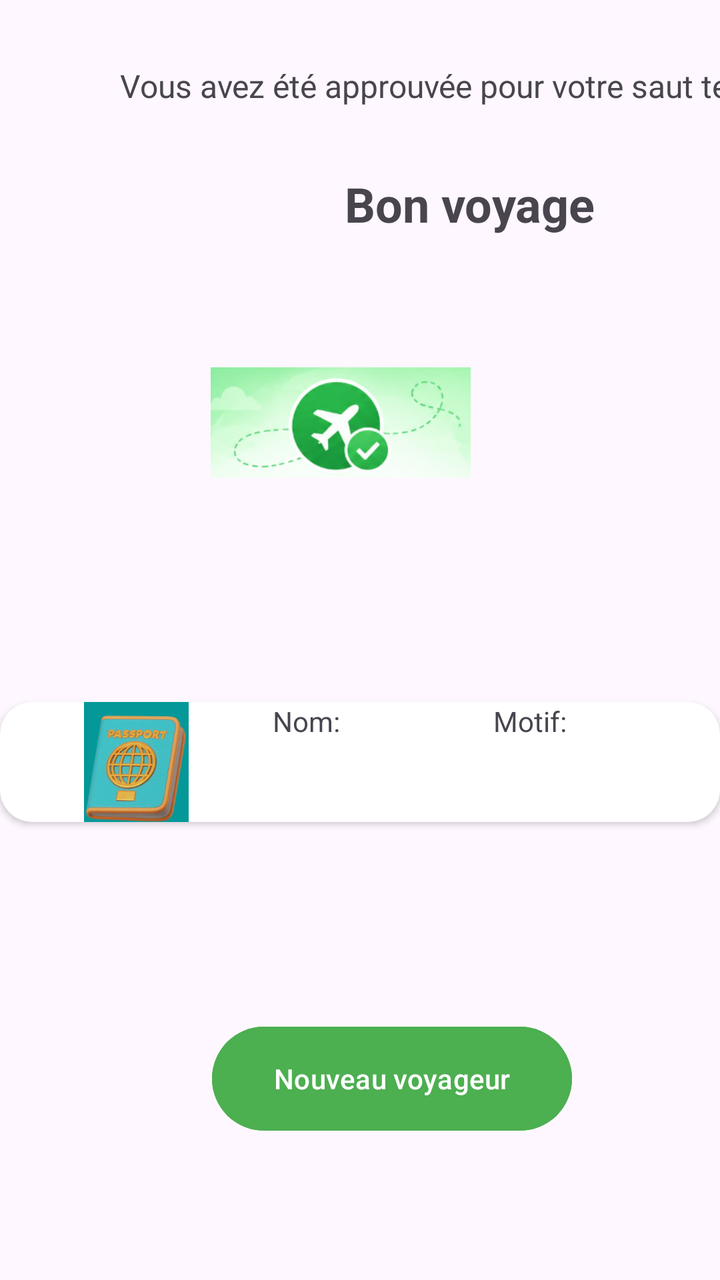
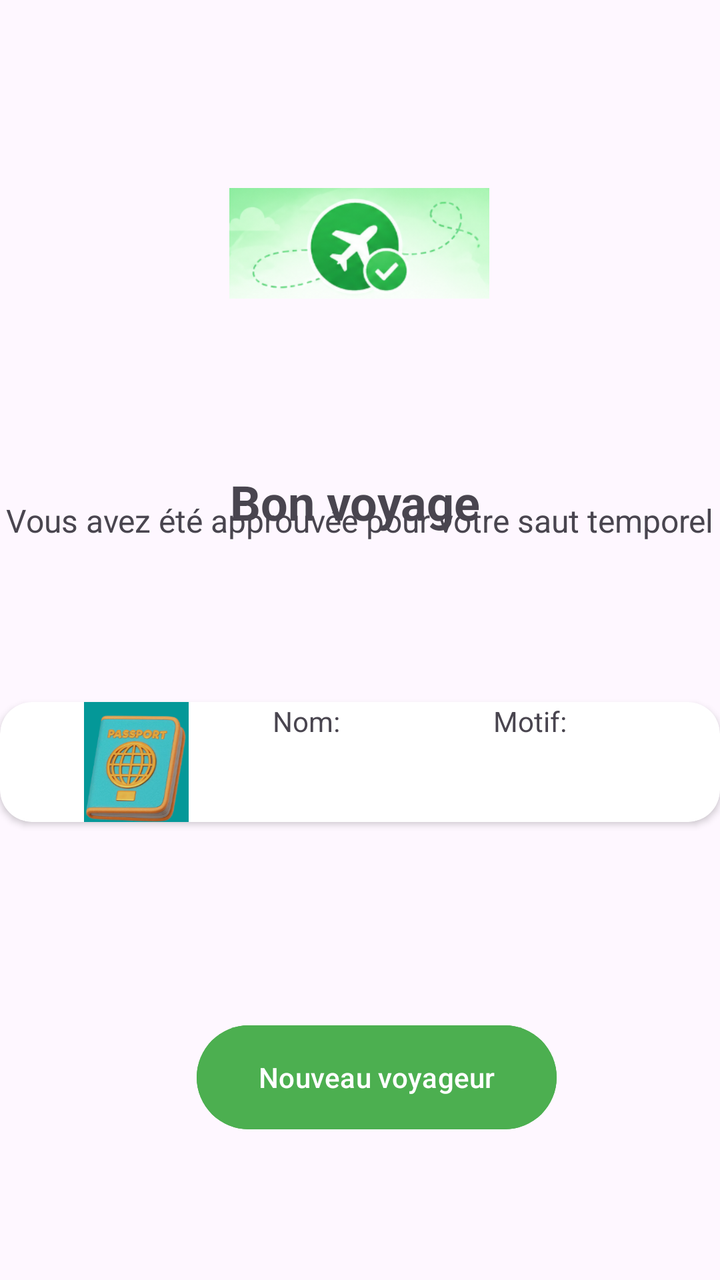

Two renders of the same Android screen: before a commit and after it. Below are the layout's source before the change and the commit's diff.
<!-- AndroidManifest.xml: application theme Theme.Project -->
<!-- res/layout/activity_main3.xml -->
<?xml version="1.0" encoding="utf-8"?>
<androidx.constraintlayout.widget.ConstraintLayout xmlns:android="http://schemas.android.com/apk/res/android"
    xmlns:app="http://schemas.android.com/apk/res-auto"
    xmlns:tools="http://schemas.android.com/tools"
    android:id="@+id/root_layout_ok"
    android:layout_width="match_parent"
    android:layout_height="match_parent"
    tools:context=".MainActivity3">

    <androidx.cardview.widget.CardView
        android:id="@+id/card_info_ok"
        android:layout_width="0dp"
        android:layout_height="wrap_content"
        android:layout_marginBottom="229dp"
        app:cardCornerRadius="16dp"
        app:layout_constraintBottom_toBottomOf="parent"
        app:layout_constraintEnd_toEndOf="parent"
        app:layout_constraintStart_toStartOf="parent"
        tools:ignore="MissingConstraints">

        <LinearLayout
            android:layout_width="match_parent"
            android:layout_height="match_parent"
            android:orientation="horizontal">

            <ImageView
                android:id="@+id/imageView4"
                android:layout_width="60dp"
                android:layout_height="60dp"
                android:layout_weight="1"
                app:srcCompat="@drawable/capture_d__cran_2026_11_09_170909" />

            <TextView
                android:id="@+id/textView10"
                android:layout_width="wrap_content"
                android:layout_height="wrap_content"
                android:layout_weight="1"
                android:text="Nom:" />

            <TextView
                android:id="@+id/textView11"
                android:layout_width="wrap_content"
                android:layout_height="wrap_content"
                android:layout_weight="1"
                android:text="Motif:" />

        </LinearLayout>
    </androidx.cardview.widget.CardView>

    <TextView
        android:id="@+id/tv_titre_ok"
        android:layout_width="wrap_content"
        android:layout_height="wrap_content"
        android:layout_marginStart="172dp"
        android:layout_marginTop="32dp"
        android:text="Bon voyage "
        android:textAlignment="center"
        android:textSize="24sp"
        android:textStyle="bold"
        app:layout_constraintStart_toStartOf="parent"
        app:layout_constraintTop_toBottomOf="@+id/tv_desc_ok" />

    <Button
        android:id="@+id/btn_nouveau_ok"
        android:layout_width="180dp"
        android:layout_height="60dp"
        android:layout_marginStart="16dp"
        android:layout_marginTop="16dp"
        android:layout_marginBottom="16dp"
        android:backgroundTint="#4CAF50"
        android:text="Nouveau voyageur"
        app:layout_constraintBottom_toBottomOf="parent"
        app:layout_constraintEnd_toEndOf="parent"
        app:layout_constraintHorizontal_bias="0.548"
        app:layout_constraintStart_toStartOf="parent"
        app:layout_constraintTop_toTopOf="parent"
        app:layout_constraintVertical_bias="0.9"
        tools:ignore="MissingConstraints" />

    <ImageView
        android:id="@+id/iv_status_ok"
        android:layout_width="130dp"
        android:layout_height="130dp"
        android:layout_marginStart="32dp"
        android:layout_marginTop="32dp"
        android:layout_marginEnd="32dp"
        android:layout_marginBottom="32dp"
        app:layout_constraintBottom_toBottomOf="parent"
        app:layout_constraintEnd_toEndOf="parent"
        app:layout_constraintHorizontal_bias="0.442"
        app:layout_constraintStart_toStartOf="parent"
        app:layout_constraintTop_toTopOf="parent"
        app:layout_constraintVertical_bias="0.256"
        app:srcCompat="@drawable/capture_d__cran_2026_11_09_053741" />

    <TextView
        android:id="@+id/tv_desc_ok"
        android:layout_width="wrap_content"
        android:layout_height="wrap_content"
        android:layout_marginStart="60dp"
        android:layout_marginTop="32dp"
        android:text="Vous avez été approuvée pour votre saut temporel"
        android:textSize="16sp"
        app:layout_constraintStart_toStartOf="parent"
        app:layout_constraintTop_toTopOf="parent"
        tools:ignore="MissingConstraints" />

</androidx.constraintlayout.widget.ConstraintLayout>
<!-- resources referenced by this layout -->
<resources>
  <!-- drawable capture_d__cran_2026_11_09_053741: png bitmap (drawable, 45135 bytes) -->
  <!-- drawable capture_d__cran_2026_11_09_170909: png bitmap (drawable, 54510 bytes) -->
  <style name="Theme.Project" parent="Base.Theme.Project" />
  <style name="Base.Theme.Project" parent="Theme.Material3.DayNight.NoActionBar">
          
          
      </style>
</resources>

<!-- the commit's change to res/layout/activity_main3.xml (unified diff, before → after) -->
@@ -2,7 +2,7 @@
 <androidx.constraintlayout.widget.ConstraintLayout xmlns:android="http://schemas.android.com/apk/res/android"
     xmlns:app="http://schemas.android.com/apk/res-auto"
     xmlns:tools="http://schemas.android.com/tools"
-    android:id="@+id/root_layout_ok"
+    android:id="@+id/layout_verdict_nj"
     android:layout_width="match_parent"
     android:layout_height="match_parent"
     tools:context=".MainActivity3">
@@ -31,16 +31,16 @@
                 app:srcCompat="@drawable/capture_d__cran_2026_11_09_170909" />
 
             <TextView
-                android:id="@+id/textView10"
+                android:id="@+id/text_recap_nom_nj"
                 android:layout_width="wrap_content"
-                android:layout_height="wrap_content"
+                android:layout_height="match_parent"
                 android:layout_weight="1"
                 android:text="Nom:" />
 
             <TextView
-                android:id="@+id/textView11"
+                android:id="@+id/text_recap_motif_nj"
                 android:layout_width="wrap_content"
-                android:layout_height="wrap_content"
+                android:layout_height="match_parent"
                 android:layout_weight="1"
                 android:text="Motif:" />
 
@@ -48,20 +48,23 @@
     </androidx.cardview.widget.CardView>
 
     <TextView
-        android:id="@+id/tv_titre_ok"
+        android:id="@+id/text_titre_nj"
         android:layout_width="wrap_content"
         android:layout_height="wrap_content"
-        android:layout_marginStart="172dp"
-        android:layout_marginTop="32dp"
+        android:layout_marginTop="48dp"
         android:text="Bon voyage "
         android:textAlignment="center"
         android:textSize="24sp"
         android:textStyle="bold"
+        app:layout_constraintBottom_toBottomOf="parent"
+        app:layout_constraintEnd_toEndOf="parent"
+        app:layout_constraintHorizontal_bias="0.501"
         app:layout_constraintStart_toStartOf="parent"
-        app:layout_constraintTop_toBottomOf="@+id/tv_desc_ok" />
+        app:layout_constraintTop_toBottomOf="@+id/iv_status_ok"
+        app:layout_constraintVertical_bias="0.0" />
 
     <Button
-        android:id="@+id/btn_nouveau_ok"
+        android:id="@+id/btn_nouveau_nj"
         android:layout_width="180dp"
         android:layout_height="60dp"
         android:layout_marginStart="16dp"
@@ -71,10 +74,10 @@
         android:text="Nouveau voyageur"
         app:layout_constraintBottom_toBottomOf="parent"
         app:layout_constraintEnd_toEndOf="parent"
-        app:layout_constraintHorizontal_bias="0.548"
+        app:layout_constraintHorizontal_bias="0.502"
         app:layout_constraintStart_toStartOf="parent"
         app:layout_constraintTop_toTopOf="parent"
-        app:layout_constraintVertical_bias="0.9"
+        app:layout_constraintVertical_bias="0.899"
         tools:ignore="MissingConstraints" />
 
     <ImageView
@@ -87,22 +90,23 @@
         android:layout_marginBottom="32dp"
         app:layout_constraintBottom_toBottomOf="parent"
         app:layout_constraintEnd_toEndOf="parent"
-        app:layout_constraintHorizontal_bias="0.442"
+        app:layout_constraintHorizontal_bias="0.497"
         app:layout_constraintStart_toStartOf="parent"
         app:layout_constraintTop_toTopOf="parent"
-        app:layout_constraintVertical_bias="0.256"
+        app:layout_constraintVertical_bias="0.055"
         app:srcCompat="@drawable/capture_d__cran_2026_11_09_053741" />
 
     <TextView
-        android:id="@+id/tv_desc_ok"
+        android:id="@+id/text_message_nj"
         android:layout_width="wrap_content"
         android:layout_height="wrap_content"
-        android:layout_marginStart="60dp"
-        android:layout_marginTop="32dp"
         android:text="Vous avez été approuvée pour votre saut temporel"
         android:textSize="16sp"
+        app:layout_constraintBottom_toBottomOf="parent"
+        app:layout_constraintEnd_toEndOf="parent"
         app:layout_constraintStart_toStartOf="parent"
         app:layout_constraintTop_toTopOf="parent"
+        app:layout_constraintVertical_bias="0.403"
         tools:ignore="MissingConstraints" />
 
 </androidx.constraintlayout.widget.ConstraintLayout>
